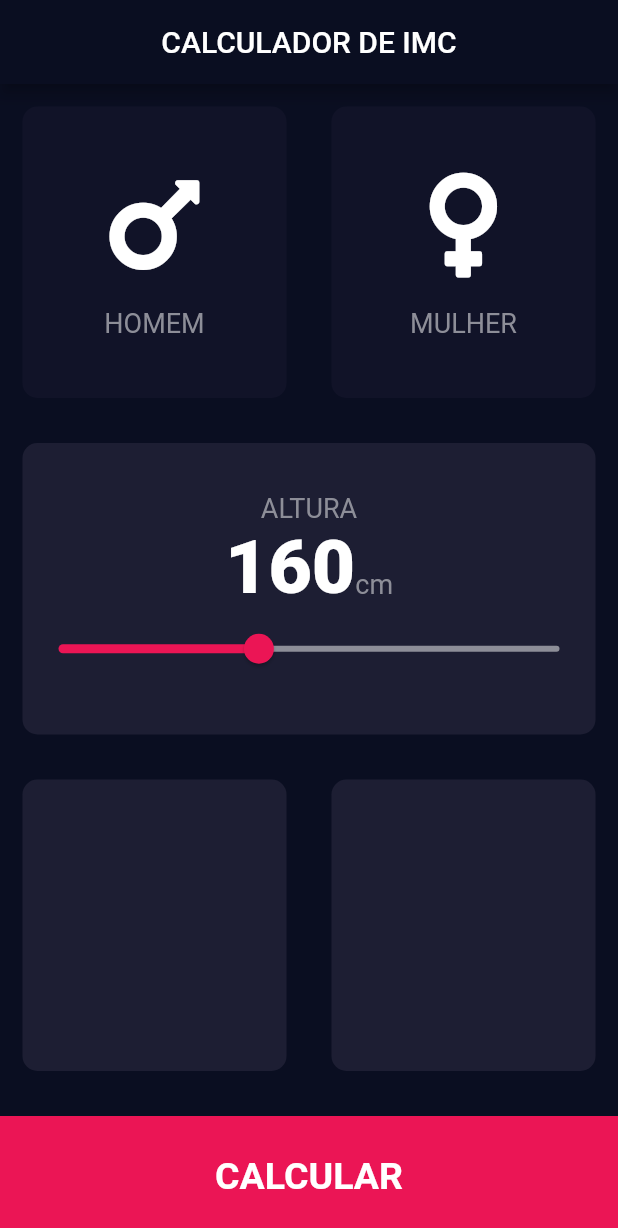
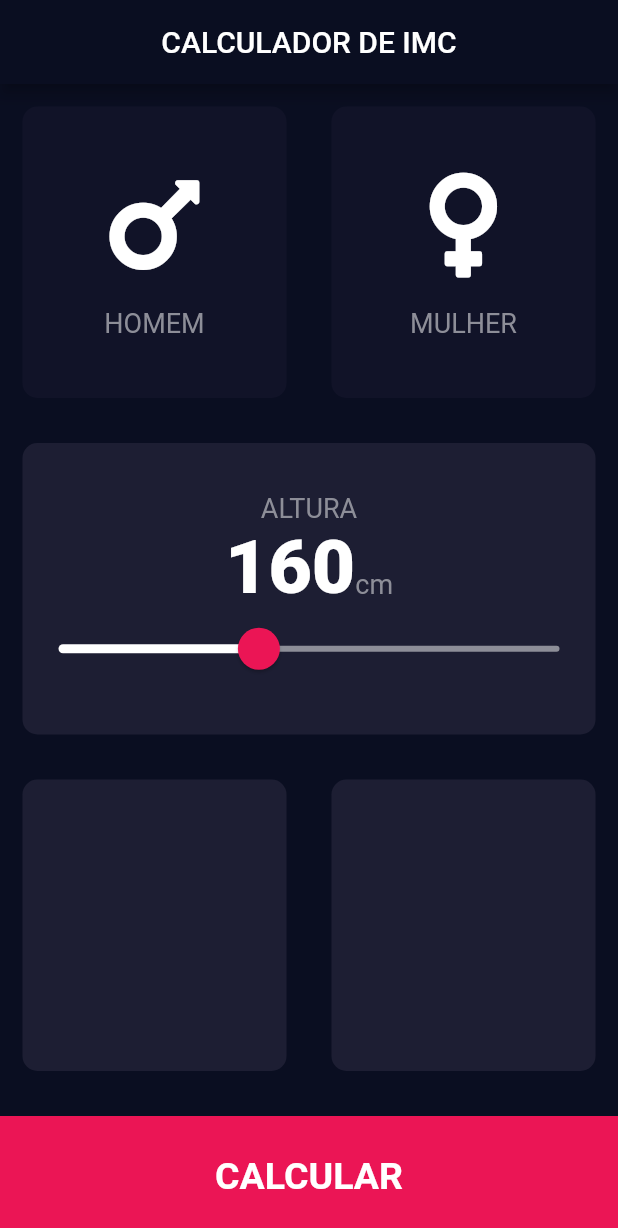
Before and after one commit to lincolnarrais/Calculadora_IMC, a Flutter app: the screen it shows after launch, on a phone screen of 412 x 824 dp. Shown: the top 1228 px of the screen. Run offline on Flutter 3.47's test engine with Material 2 defaults, Android fonts, the phone set to English and light mode, and no system bars; our stand-ins replace font_awesome_flutter.

Commit message:
Slider design

```diff
--- a/lib/input_page.dart
+++ b/lib/input_page.dart
@@ -94,17 +94,25 @@ class _InputPageState extends State<InputPage> {
                       ),
                     ],
                   ),
-                  Slider(
+                  SliderTheme(
+                    data: SliderTheme.of(context).copyWith(
+                      activeTrackColor: Colors.white,
+                      inactiveTrackColor: Color(0xFF8D8E98),
+                      thumbColor: kBottomContainerColor,
+                      thumbShape: RoundSliderThumbShape(enabledThumbRadius: 14),
+                      overlayColor: Color(0x29EB1555),
+                      overlayShape: RoundSliderOverlayShape(overlayRadius: 24),
+                    ),
+                    child: Slider(
                       value: height.toDouble(),
                       min: 120,
                       max: 220,
-                    activeColor: kBottomContainerColor,
-                    inactiveColor: Color(0xFF8D8E98),
                       onChanged: (double newVaue) {
                         setState(() {
                           height = newVaue.round();
                         });
                       },
+                    ),
                   ),
                 ],
               ),
--- a/lib/main.dart
+++ b/lib/main.dart
@@ -10,6 +10,7 @@ class BMICalculator extends StatelessWidget {
     return MaterialApp(
       theme: ThemeData.dark().copyWith(
         primaryColor: Color(0xFF0A0E21),
+        accentColor: Color(0xFFEB1555),
         scaffoldBackgroundColor: Color(0xFF0A0E21),
       ),
       home: InputPage(),
```
Lines whose indentation alone changed are shown as unchanged.
